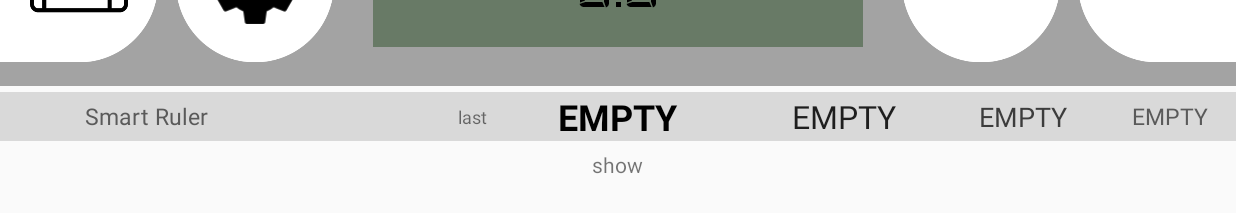
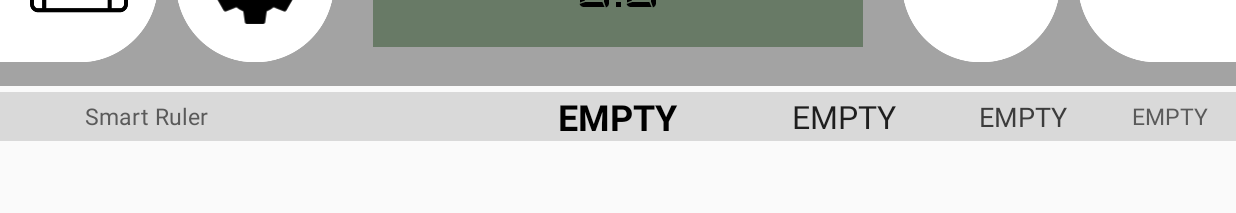
Before and after one commit to DariuszLelek/SmartRuler, an Android app: the screen it shows after launch (RulerActivity), on a phone screen of 824 x 412 dp (held sideways). Shown: the part 326-539 px from the top of the screen. Run offline under Robolectric (Android 15) with nearby library versions, the light colour scheme and no system bars.

Commit message:
Removed last measure implementation.

```diff
--- a/app/src/main/java/com/darodev/smartruler/utility/RulerData.java
+++ b/app/src/main/java/com/darodev/smartruler/utility/RulerData.java
@@ -25,7 +25,6 @@ public class RulerData {
     private final Resources resources;
     private final SharedPreferences preferences;
     private final DisplayMetrics metrics;
-    private final String inchIndicator = "\"";
 
     private final Map<Integer, String> cachedKeys = new ConcurrentHashMap<>();
     private final Map<Unit, Integer> resultDividerCache = new ConcurrentHashMap<>();
@@ -63,7 +62,7 @@ public class RulerData {
         if (validResult(result)) {
             String[] saveData = getSavedData();
             System.arraycopy(saveData, 0, saveData, 1, saveData.length - 1);
-            saveData[0] = result + (getUnit() == Unit.INCH ? inchIndicator : "");
+            saveData[0] = result + (getUnit() == Unit.INCH ? "\"" : "");
             saveData(saveData);
         }
     }
@@ -78,23 +77,6 @@ public class RulerData {
 
         return savedData;
     }
-
-//    public double getLastMeasure(){
-//        String lestResultString = getSavedData()[0];
-//
-//        if (validResult(lestResultString)) {
-//            Unit lastResultUnit = lestResultString.contains(inchIndicator) ? Unit.INCH : Unit.CM;
-//            double lastResult = Double.parseDouble(lestResultString);
-//            if (lastResultUnit == getUnit()) {
-//                return lastResult;
-//            }else{
-//                float cmToInch = Constant.CM_IN_INCH.getValue();
-//                return lastResultUnit == Unit.CM ? lastResult * cmToInch : lastResult / cmToInch;
-//            }
-//        } else {
-//            return 0;
-//        }
-//    }
 
     public int getRulerStartPoint(RulerType type) {
         Ruler startPoint = type.getRuler();
--- a/app/src/main/res/layout/activity_ruler.xml
+++ b/app/src/main/res/layout/activity_ruler.xml
@@ -200,7 +200,6 @@
                     android:layout_height="wrap_content"
                     android:layout_weight="1.5"
                     android:maxLines="1"
-                    android:text="@string/last_measure"
                     android:textAlignment="textEnd"
                     android:textSize="12sp"/>
 
@@ -250,44 +249,6 @@
                     android:textSize="15sp"/>
             </LinearLayout>
 
-            <LinearLayout
-                android:id="@+id/layout_footer_buttons"
-                android:layout_width="match_parent"
-                android:layout_height="wrap_content"
-                android:orientation="horizontal">
-
-                <TextView
-                    android:id="@+id/label_close"
-                    android:layout_width="0dp"
-                    android:layout_height="wrap_content"
-                    android:layout_weight="0.5"
-                    android:gravity="center"
-                    android:maxLines="1"
-                    android:padding="6dp"
-                    android:text="@string/label_close"
-                    android:visibility="invisible"/>
-
-                <Space
-                    android:layout_width="0dp"
-                    android:layout_height="wrap_content"
-                    android:layout_weight="1.5"/>
-
-                <TextView
-                    android:id="@+id/label_show_last_measure"
-                    android:layout_width="0dp"
-                    android:layout_height="wrap_content"
-                    android:layout_weight="1"
-                    android:gravity="center"
-                    android:padding="6dp"
-                    android:text="@string/label_show_last_measure"/>
-
-                <Space
-                    android:layout_width="0dp"
-                    android:layout_height="wrap_content"
-                    android:layout_weight="2"/>
-
-            </LinearLayout>
-
         </LinearLayout>
 
     </LinearLayout>
--- a/app/src/main/res/values/strings.xml
+++ b/app/src/main/res/values/strings.xml
@@ -37,6 +37,4 @@
 
     <string name="empty_text_placeholder">EMPTY</string>
     <string name="last_measure">last</string>
-    <string name="label_show_last_measure">show</string>
-    <string name="label_close">close</string>
 </resources>
```
Also changed, not shown: app/src/main/java/com/darodev/smartruler/RulerActivity.java (+0 -16 lines).
